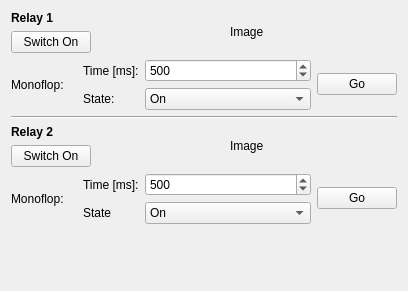
Tinkerforge/brickv, file src/brickv/plugin_system/plugins/dual_relay/ui/dual_relay.ui: the form before one commit.
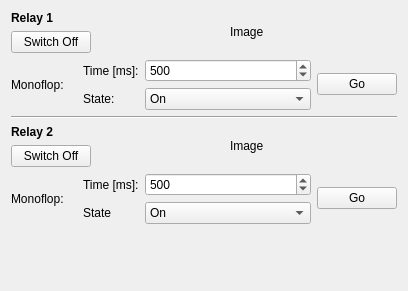
The form after the commit.

Diff of the .ui file:
```diff
--- a/src/brickv/plugin_system/plugins/dual_relay/ui/dual_relay.ui
+++ b/src/brickv/plugin_system/plugins/dual_relay/ui/dual_relay.ui
@@ -36,7 +36,7 @@
          <item>
           <widget class="QPushButton" name="dr1_button">
            <property name="text">
-            <string>Switch On</string>
+            <string>Switch Off</string>
            </property>
           </widget>
          </item>
@@ -196,7 +196,7 @@
          <item>
           <widget class="QPushButton" name="dr2_button">
            <property name="text">
-            <string>Switch On</string>
+            <string>Switch Off</string>
            </property>
           </widget>
          </item>
```
